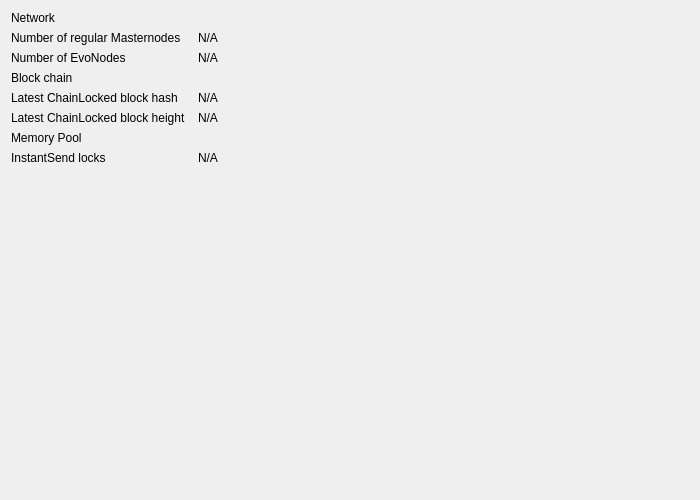
The window that src/qt/forms/networkwidget.ui (UdjinM6/dash) describes before a commit, drawn with Qt 5.
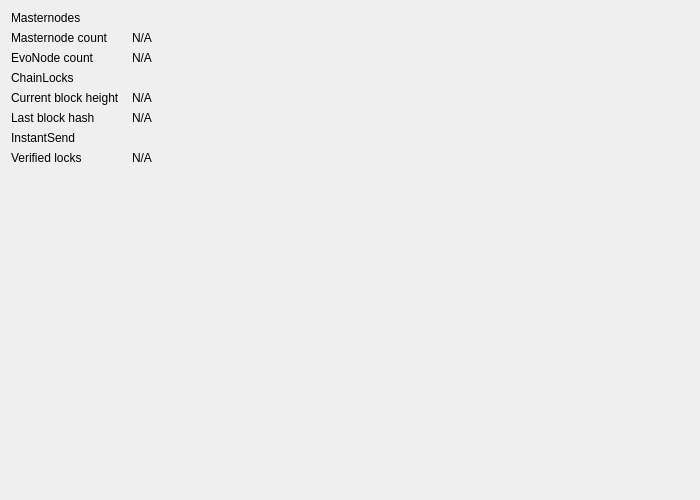
The same window after the commit.

Commit message: chore(qt): update header and label descriptions based on capability

What changed in the file:
```diff
--- a/src/qt/forms/networkwidget.ui
+++ b/src/qt/forms/networkwidget.ui
@@ -17,14 +17,14 @@
        <item row="0" column="0">
         <widget class="QLabel" name="labelNetwork">
          <property name="text">
-          <string>Network</string>
+          <string>Masternodes</string>
          </property>
         </widget>
        </item>
        <item row="1" column="0">
         <widget class="QLabel" name="masternodeCountLabel">
          <property name="text">
-          <string>Number of regular Masternodes</string>
+          <string>Masternode count</string>
          </property>
         </widget>
        </item>
@@ -44,7 +44,7 @@
        <item row="2" column="0">
         <widget class="QLabel" name="evoCountLabel">
          <property name="text">
-          <string>Number of EvoNodes</string>
+          <string>EvoNode count</string>
          </property>
         </widget>
        </item>
@@ -64,14 +64,14 @@
        <item row="3" column="0">
         <widget class="QLabel" name="labelBlockChain">
          <property name="text">
-          <string>Block chain</string>
+          <string>ChainLocks</string>
          </property>
         </widget>
        </item>
        <item row="4" column="0">
         <widget class="QLabel" name="bestChainLockHashLabel">
          <property name="text">
-          <string>Latest ChainLocked block hash</string>
+          <string>Current block height</string>
          </property>
         </widget>
        </item>
@@ -94,7 +94,7 @@
        <item row="5" column="0">
         <widget class="QLabel" name="bestChainLockHeightLabel">
          <property name="text">
-          <string>Latest ChainLocked block height</string>
+          <string>Last block hash</string>
          </property>
         </widget>
        </item>
@@ -117,14 +117,14 @@
        <item row="6" column="0">
         <widget class="QLabel" name="labelMempoolTitle">
          <property name="text">
-          <string>Memory Pool</string>
+          <string>InstantSend</string>
          </property>
         </widget>
        </item>
        <item row="7" column="0">
         <widget class="QLabel" name="labelInstantSendLockCount">
          <property name="text">
-          <string>InstantSend locks</string>
+          <string>Verified locks</string>
          </property>
         </widget>
        </item>
```
Left out of the diff: 18 changed lines with no effect on the pictures. The commit also changes 2 other files.
